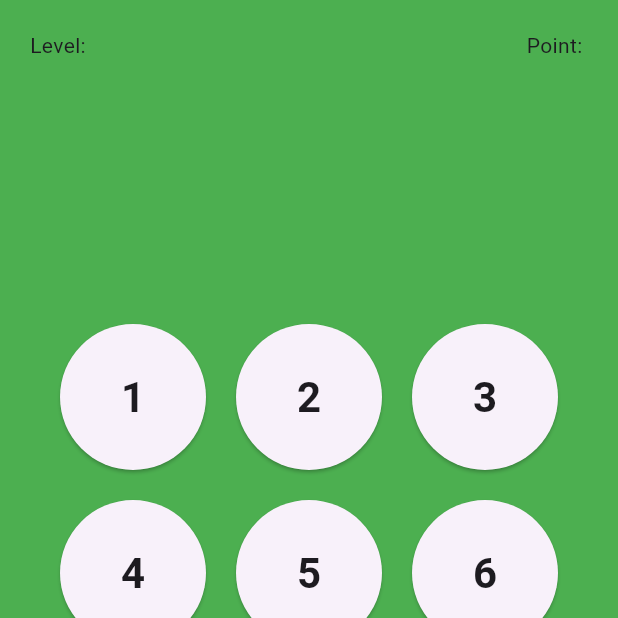
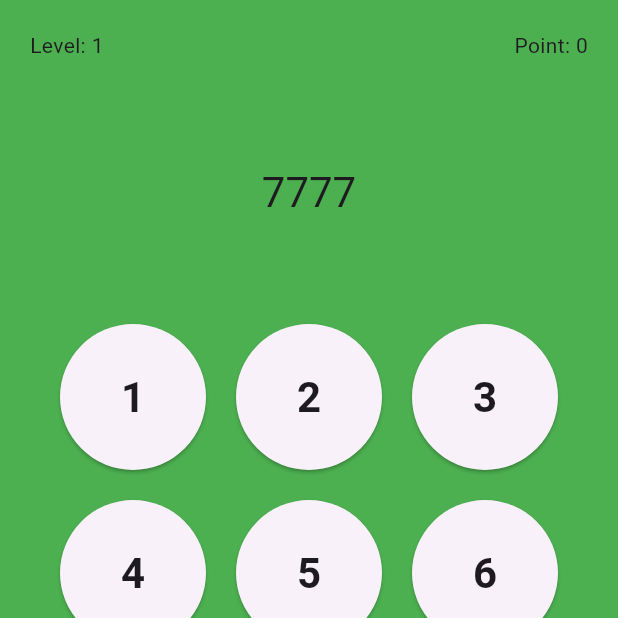
Before and after one commit to mtuan0111/nucatch, a Flutter app: the screen it shows after launch, after a tap on "Home", on a phone screen of 412 x 824 dp, the top half of it. Run offline on Flutter 3.47's test engine with Material 3 defaults, Android fonts, the phone set to English and light mode, and no system bars; our stand-ins replace flutter_bloc, font_awesome_flutter.

Commit message:
[Update] Update checking turn

```diff
--- /dev/null
+++ b/lib/blocs/objects/turn/turn_bloc.dart
@@ -0,0 +1,66 @@
+import 'package:flutter_bloc/flutter_bloc.dart';
+import 'package:nucatch_with_bloc/blocs/navs/menu/menu_state.dart';
+import 'package:nucatch_with_bloc/blocs/objects/turn/turn_event.dart';
+import 'package:nucatch_with_bloc/blocs/objects/turn/turn_state.dart';
+import 'package:nucatch_with_bloc/helpers/helper.dart';
+
+class TurnBloc extends Bloc<TurnEvent, TurnState> {
+  TurnBloc(super.initialState) {
+    on<Tap>(_onTap);
+    on<SetLevel>(_onSetLevel);
+    on<ShowExpect>(_onShowExpect);
+
+    add(SetLevel(level: 1));
+  }
+
+  Future<void> _onTap(
+    Tap event,
+    Emitter<TurnState> emitter,
+  ) async {
+    if (event.keyValue == KeyboardOption.reset) {
+      return;
+    }
+
+    if (event.keyValue == KeyboardOption.mainMenu) {
+      return;
+    }
+
+    String keyValue = keyboardArray[event.keyValue].toString();
+    if (keyValue == state.expect![state.currentTypingIndex]) {
+      emitter(
+        state.copyWith(
+            typing:
+                "${state.typing}${keyboardArray[event.keyValue].toString()}"),
+      );
+    } else {}
+  }
+
+  Future<void> _onSetLevel(
+    SetLevel event,
+    Emitter<TurnState> emitter,
+  ) async {
+    emitter(
+      state.copyWith(
+        level: event.level,
+        expect: Helper().generateRandomNumber(event.level + 3),
+      ),
+    );
+
+    add(ShowExpect(isShow: true));
+
+    await Future.delayed(Duration(milliseconds: state.getTimeShowTarget));
+
+    add(ShowExpect(isShow: false));
+  }
+
+  void _onShowExpect(
+    ShowExpect event,
+    Emitter<TurnState> emitter,
+  ) {
+    emitter(
+      state.copyWith(
+        isShowExpect: event.isShow,
+      ),
+    );
+  }
+}
--- /dev/null
+++ b/lib/blocs/objects/turn/turn_event.dart
@@ -0,0 +1,27 @@
+import 'package:nucatch_with_bloc/blocs/navs/menu/menu_state.dart';
+
+abstract class TurnEvent {}
+
+class Tap extends TurnEvent {
+  final KeyboardOption keyValue;
+
+  Tap({
+    required this.keyValue,
+  });
+}
+
+class SetLevel extends TurnEvent {
+  final int level;
+
+  SetLevel({
+    required this.level,
+  });
+}
+
+class ShowExpect extends TurnEvent {
+  final bool isShow;
+
+  ShowExpect({
+    required this.isShow,
+  });
+}
--- /dev/null
+++ b/lib/blocs/objects/turn/turn_state.dart
@@ -0,0 +1,48 @@
+import 'package:nucatch_with_bloc/helpers/const.dart';
+
+class TurnState {
+  final int level;
+  final int point;
+
+  final String? expect;
+  final String typing;
+
+  final bool isShowExpect;
+
+  TurnState({
+    this.level = 1,
+    this.point = 0,
+    this.expect,
+    this.isShowExpect = false,
+    this.typing = "",
+  });
+
+  TurnState copyWith({
+    int? level,
+    int? point,
+    // int? currentTypingIndex,
+    String? expect,
+    String? typing,
+    bool? isShowExpect,
+  }) {
+    return TurnState(
+      level: level ?? this.level,
+      point: point ?? this.point,
+      // currentTypingIndex: currentTypingIndex ?? this.currentTypingIndex,
+      expect: expect ?? this.expect,
+      typing: typing ?? this.typing,
+      isShowExpect: isShowExpect ?? this.isShowExpect,
+    );
+  }
+
+  int get currentTypingIndex => typing.length;
+  bool get isFinishTarget => expect == typing;
+  int get getTimeShowTarget {
+    // Unit ratio for each level : 0.2
+    return int.parse((1000 + level * DIFF_SHOW_LEVEL_MILISECOND).toString());
+  }
+}
+
+class InitialState extends TurnState {}
+
+class PlayingState extends TurnState {}
--- /dev/null
+++ b/lib/blocs/objects/user/user_bloc.dart
@@ -0,0 +1,24 @@
+import 'package:flutter_bloc/flutter_bloc.dart';
+import 'package:nucatch_with_bloc/blocs/objects/user/user_event.dart';
+import 'package:nucatch_with_bloc/blocs/objects/user/user_state.dart';
+import 'package:nucatch_with_bloc/services/user_services.dart';
+
+class UserBloc extends Bloc<UserEvent, UserState> {
+  final UserServices _userServices = UserServices();
+  UserBloc(super.initialState) {
+    on<AttempGettingUser>(_onAttempGettingUser);
+
+    add(AttempGettingUser());
+  }
+
+  Future<void> _onAttempGettingUser(
+    AttempGettingUser event,
+    Emitter<UserState> emitter,
+  ) async {
+    emitter(
+      LoadingUser(),
+    );
+
+    emitter(await _userServices.getUserSession());
+  }
+}
--- /dev/null
+++ b/lib/blocs/objects/user/user_event.dart
@@ -0,0 +1,3 @@
+abstract class UserEvent {}
+
+class AttempGettingUser extends UserEvent {}
--- /dev/null
+++ b/lib/blocs/objects/user/user_state.dart
@@ -0,0 +1,30 @@
+import 'package:nucatch_with_bloc/models/user_model.dart';
+
+class UserState {
+  final UserModel? model;
+
+  UserState({
+    this.model,
+  });
+
+  UserState copyWith({
+    UserModel? model,
+    bool? isLoading,
+  }) {
+    return UserState(
+      model: model ?? this.model,
+    );
+  }
+}
+
+class LoadingUser extends UserState {
+  LoadingUser();
+}
+
+class UnAuthenticatedUser extends UserState {
+  UnAuthenticatedUser() : super(model: UserModel(name: "Anonymous"));
+}
+
+class AuthenticatedUser extends UserState {
+  AuthenticatedUser({required super.model});
+}
--- /dev/null
+++ b/lib/helpers/const.dart
@@ -0,0 +1 @@
+const DIFF_SHOW_LEVEL_MILISECOND = 250;
--- /dev/null
+++ b/lib/helpers/helper.dart
@@ -0,0 +1,13 @@
+import 'dart:math';
+
+class Helper {
+  generateRandomNumber(int length) {
+    var randomNumber = "";
+
+    for (int i = 0; i < length; i++) {
+      randomNumber += (Random().nextInt(9)).toString();
+    }
+
+    return randomNumber;
+  }
+}
--- a/lib/main.dart
+++ b/lib/main.dart
@@ -2,6 +2,8 @@ import 'package:flutter/material.dart';
 import 'package:flutter_bloc/flutter_bloc.dart';
 import 'package:nucatch_with_bloc/blocs/navs/menu/menu_bloc.dart';
 import 'package:nucatch_with_bloc/blocs/navs/menu/menu_state.dart';
+import 'package:nucatch_with_bloc/blocs/objects/user/user_bloc.dart';
+import 'package:nucatch_with_bloc/blocs/objects/user/user_state.dart';
 import 'package:nucatch_with_bloc/navs/menu_nav.dart';
 
 void main() {
@@ -35,8 +37,15 @@ class MyApp extends StatelessWidget {
           colorScheme: ColorScheme.fromSeed(seedColor: Colors.deepPurple),
           useMaterial3: true,
         ),
-        home: BlocProvider<MenuBloc>(
-          create: (context) => MenuBloc(Menu()),
+        home: MultiBlocProvider(
+          providers: [
+            BlocProvider<MenuBloc>(
+              create: (context) => MenuBloc(Menu()),
+            ),
+            BlocProvider(
+              create: (context) => UserBloc(LoadingUser()),
+            ),
+          ],
           child: const MenuNav(),
         ));
   }
--- /dev/null
+++ b/lib/models/turn_model.dart
@@ -0,0 +1,14 @@
+class TurnModel {
+  final int level;
+  final int point;
+
+  final String? challangeNumber;
+  final String? inputingNumber;
+
+  TurnModel({
+    required this.level,
+    required this.point,
+    this.challangeNumber,
+    this.inputingNumber,
+  });
+}
--- /dev/null
+++ b/lib/models/user_model.dart
@@ -0,0 +1,9 @@
+class UserModel {
+  final String name;
+  final Map<String, dynamic>? settings;
+
+  UserModel({
+    required this.name,
+    this.settings,
+  });
+}
--- a/lib/navs/menu_nav.dart
+++ b/lib/navs/menu_nav.dart
@@ -3,6 +3,10 @@ import 'package:flutter_bloc/flutter_bloc.dart';
 import 'package:nucatch_with_bloc/blocs/navs/menu/menu_bloc.dart';
 import 'package:nucatch_with_bloc/blocs/navs/menu/menu_event.dart';
 import 'package:nucatch_with_bloc/blocs/navs/menu/menu_state.dart';
+import 'package:nucatch_with_bloc/blocs/objects/turn/turn_bloc.dart';
+import 'package:nucatch_with_bloc/blocs/objects/turn/turn_state.dart';
+import 'package:nucatch_with_bloc/blocs/objects/user/user_bloc.dart';
+import 'package:nucatch_with_bloc/blocs/objects/user/user_state.dart';
 import 'package:nucatch_with_bloc/screens/menu_screens/about_screen.dart';
 
 import 'package:nucatch_with_bloc/screens/menu_screens/home_screen.dart';
@@ -21,10 +25,10 @@ class _MenuNavState extends State<MenuNav> {
   @override
   Widget build(BuildContext context) {
     return BlocBuilder<MenuBloc, MenuState>(
-      builder: ((context, state) => PopScope(
+      builder: ((context, navState) => PopScope(
             canPop: false,
             onPopInvoked: (involked) {
-              if (state is Menu) {
+              if (navState is Menu) {
                 SnackBar snackBar = SnackBar(
                   content: const Text("Do you want to close the app?"),
                   action: SnackBarAction(
@@ -41,34 +45,56 @@ class _MenuNavState extends State<MenuNav> {
 
               context.read<MenuBloc>().add(SelectOption(option: null));
             },
-            child: Navigator(
+            child: BlocBuilder<UserBloc, UserState>(
+              builder: (context, userState) {
+                return userState is LoadingUser
+                    ? const LoadingWidget()
+                    : Navigator(
                         onPopPage: (route, result) {
-                context.read<MenuBloc>().add(SelectOption(option: null));
+                          context
+                              .read<MenuBloc>()
+                              .add(SelectOption(option: null));
                           return false;
                         },
                         pages: [
                           const MaterialPage(
                             child: MenuScreen(),
                           ),
-                if (state is Home)
-                  const MaterialPage(
+                          if (navState is Home)
+                            MaterialPage(
+                              child: BlocProvider(
+                                create: (context) => TurnBloc(InitialState()),
                                 child: HomeScreen(),
                               ),
-                if (state is TopScore)
+                            ),
+                          if (navState is TopScore)
                             const MaterialPage(
                               child: TopScoreScreen(),
                             ),
-                if (state is Setting)
+                          if (navState is Setting)
                             const MaterialPage(
                               child: SettingScreen(),
                             ),
-                if (state is About)
+                          if (navState is About)
                             const MaterialPage(
                               child: AboutScreen(),
                             ),
                         ],
+                      );
+              },
             ),
           )),
     );
   }
 }
+
+class LoadingWidget extends StatelessWidget {
+  const LoadingWidget({
+    super.key,
+  });
+
+  @override
+  Widget build(BuildContext context) {
+    return const Center(child: CircularProgressIndicator());
+  }
+}
--- a/lib/screens/menu_screen.dart
+++ b/lib/screens/menu_screen.dart
@@ -3,6 +3,8 @@ import 'package:flutter_bloc/flutter_bloc.dart';
 import 'package:nucatch_with_bloc/blocs/navs/menu/menu_bloc.dart';
 import 'package:nucatch_with_bloc/blocs/navs/menu/menu_event.dart';
 import 'package:nucatch_with_bloc/blocs/navs/menu/menu_state.dart';
+import 'package:nucatch_with_bloc/blocs/objects/user/user_bloc.dart';
+import 'package:nucatch_with_bloc/blocs/objects/user/user_state.dart';
 
 class MenuScreen extends StatefulWidget {
   const MenuScreen({super.key});
@@ -14,29 +16,36 @@ class MenuScreen extends StatefulWidget {
 class _MenuScreenState extends State<MenuScreen> {
   @override
   Widget build(BuildContext context) {
+    return BlocBuilder<UserBloc, UserState>(
+      builder: (context, state) {
         return Scaffold(
-      body: SafeArea(
+          body: Padding(
+            padding: const EdgeInsets.symmetric(vertical: 50),
+            child: SafeArea(
               child: CustomScrollView(
                 slivers: <Widget>[
-            SliverFillRemaining(
-              child: Center(
-                child: IntrinsicHeight(
+                  SliverToBoxAdapter(
+                    child: Icon(
+                      Icons.abc_sharp,
+                      size: Theme.of(context).textTheme.displayLarge!.fontSize,
+                    ),
+                  ),
+                  if (state.model != null)
+                    SliverToBoxAdapter(
+                      child: Padding(
+                        padding: const EdgeInsets.symmetric(
+                          vertical: 20,
+                        ),
                         child: Column(
                           children: [
-                      IntrinsicHeight(
-                        child: Icon(
-                          Icons.abc_sharp,
-                          size: Theme.of(context)
-                              .textTheme
-                              .displayLarge!
-                              .fontSize,
+                            Center(child: Text("Welcome ${state.model!.name}")),
+                          ],
                         ),
                       ),
-                      const SizedBox(
-                        height: 50,
                     ),
-                      IntrinsicHeight(
+                  SliverFillRemaining(
                     child: Column(
+                      mainAxisAlignment: MainAxisAlignment.center,
                       children: menuArray.entries
                           .map((entry) => GestureDetector(
                                 onTap: () {
@@ -48,22 +57,20 @@ class _MenuScreenState extends State<MenuScreen> {
                                   padding: const EdgeInsets.all(8.0),
                                   child: Text(
                                     entry.value,
-                                          style: Theme.of(context)
-                                              .textTheme
-                                              .titleMedium,
+                                    style:
+                                        Theme.of(context).textTheme.titleMedium,
                                   ),
                                 ),
                               ))
-                                .toList()),
-                      ),
-                    ],
-                  ),
-                ),
+                          .toList(),
                     ),
                   )
                 ],
               ),
             ),
+          ),
+        );
+      },
     );
   }
 }
--- a/lib/screens/menu_screens/home_screen.dart
+++ b/lib/screens/menu_screens/home_screen.dart
@@ -1,7 +1,13 @@
 import 'package:flutter/material.dart';
+import 'package:flutter_bloc/flutter_bloc.dart';
 import 'package:font_awesome_flutter/font_awesome_flutter.dart';
+import 'package:nucatch_with_bloc/blocs/navs/menu/menu_bloc.dart';
 import 'package:nucatch_with_bloc/blocs/navs/menu/menu_state.dart';
-import 'package:pinput/pinput.dart';
+import 'package:nucatch_with_bloc/blocs/objects/turn/turn_bloc.dart';
+import 'package:nucatch_with_bloc/blocs/objects/turn/turn_event.dart';
+import 'package:nucatch_with_bloc/blocs/objects/turn/turn_state.dart';
+
+import '../../blocs/navs/menu/menu_event.dart';
 
 class HomeScreen extends StatefulWidget {
   const HomeScreen({super.key});
@@ -20,7 +26,9 @@ class _HomeScreenState extends State<HomeScreen> {
     TextStyle buttonStyle = Theme.of(context).textTheme.headlineMedium!;
 
     return Scaffold(
-        body: Container(
+      body: BlocBuilder<TurnBloc, TurnState>(
+        builder: (context, state) {
+          return Container(
             constraints: const BoxConstraints.expand(),
             color: Colors.green,
             child: SafeArea(
@@ -35,14 +43,24 @@ class _HomeScreenState extends State<HomeScreen> {
                           Row(
                             mainAxisAlignment: MainAxisAlignment.spaceBetween,
                             children: [
-                        Text("Level: "),
-                        Text("Point: "),
+                              Text("Level: ${state.level}"),
+                              Text("Point: ${state.point}"),
                             ],
                           ),
+                          if (state.isShowExpect && state.expect != null)
                             Expanded(
                               child: Center(
                                 child: Text(
-                          inputtedValue,
+                                  state.expect!,
+                                  style: buttonStyle,
+                                ),
+                              ),
+                            )
+                          else
+                            Expanded(
+                              child: Center(
+                                child: Text(
+                                  state.typing,
                                   style: buttonStyle,
                                 ),
                               ),
@@ -61,10 +79,22 @@ class _HomeScreenState extends State<HomeScreen> {
                             width: (screenWidth / 3) - buttonSpace * 2,
                             height: (screenWidth / 3) - buttonSpace * 2,
                             child: ElevatedButton(
-                        onPressed: () {
-                          setState(() {
-                            inputtedValue += e.value.toString();
-                          });
+                              onPressed: () async {
+                                if (e.key == KeyboardOption.reset) {
+                                  return await pressReset();
+                                }
+
+                                if (e.key == KeyboardOption.mainMenu) {
+                                  return await pressMainMenu(context);
+                                }
+
+                                // setState(() {
+                                //   inputtedValue += e.value.toString();
+                                // });
+
+                                context.read<TurnBloc>().add(
+                                      Tap(keyValue: e.key),
+                                    );
                               },
                               child: Builder(builder: (context) {
                                 if (e.value == 10) {
@@ -99,6 +129,19 @@ class _HomeScreenState extends State<HomeScreen> {
                 ),
               ),
             ),
-    ));
+          );
+        },
+      ),
+    );
+  }
+
+  Future<void> pressReset() async {
+    return;
+  }
+
+  Future<void> pressMainMenu(BuildContext context) async {
+    // context.read<MenuBloc>().add(SelectOption(option: null));
+    BlocProvider.of<MenuBloc>(context).add(SelectOption(option: null));
+    return;
   }
 }
--- /dev/null
+++ b/lib/services/user_services.dart
@@ -0,0 +1,13 @@
+import 'package:nucatch_with_bloc/blocs/objects/user/user_state.dart';
+import 'package:nucatch_with_bloc/models/user_model.dart';
+
+class UserServices {
+  Future<UserState> getUserSession() async {
+    await Future.delayed(const Duration(seconds: 1));
+
+    UserModel? attempUser = UserModel(name: "BOM", settings: null);
+
+    return AuthenticatedUser(model: attempUser);
+    return UnAuthenticatedUser();
+  }
+}
```
Also changed, not shown: 3 other files. Lines whose indentation alone changed are shown as unchanged.
